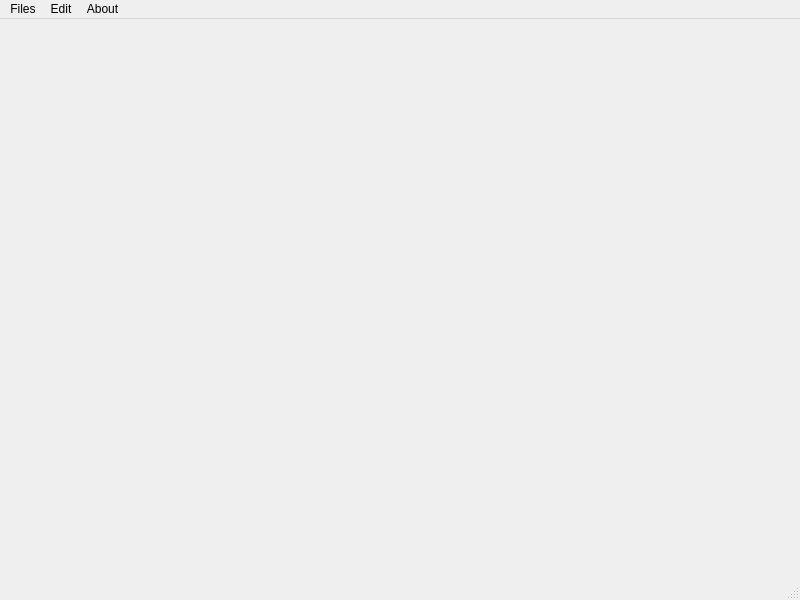
The window that mainwindow.ui (oupengfei/Digital-Image-Processing) describes before a commit, drawn with Qt 5.
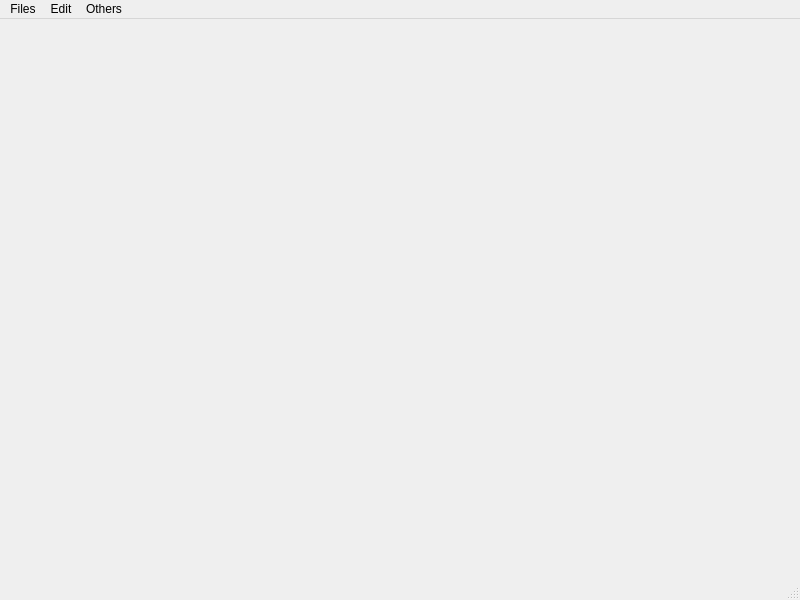
The same window after the commit. Icons and pictures are not drawn.

Patch:
```diff
--- a/mainwindow.ui
+++ b/mainwindow.ui
@@ -23,8 +23,8 @@
    <widget class="QLabel" name="label">
     <property name="geometry">
      <rect>
-      <x>590</x>
-      <y>220</y>
+      <x>10</x>
+      <y>20</y>
       <width>201</width>
       <height>81</height>
      </rect>
@@ -90,16 +90,16 @@
     <addaction name="menuFrequency_Enhance"/>
     <addaction name="actionf5"/>
    </widget>
-   <widget class="QMenu" name="menuAbout">
+   <widget class="QMenu" name="menuOthers">
     <property name="title">
-     <string>About</string>
+     <string>Others</string>
     </property>
     <addaction name="actionVersion"/>
     <addaction name="actionGuide"/>
    </widget>
    <addaction name="menuFiles"/>
    <addaction name="menuEdit"/>
-   <addaction name="menuAbout"/>
+   <addaction name="menuOthers"/>
   </widget>
   <widget class="QStatusBar" name="statusbar"/>
   <action name="actionopen">
```
Left out of the diff: 52 changed lines with no effect on the pictures.
